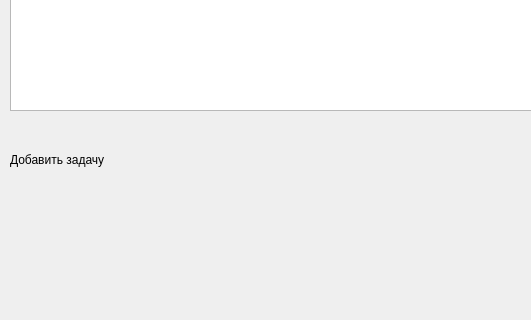
Above: Design/main.ui from BorislavTimoshin/Task_Completion_Diary before the change; both pictures show x 0 to 531 and y 260 to 580 of the 877 by 812 pixel window. Below: the same form after it.
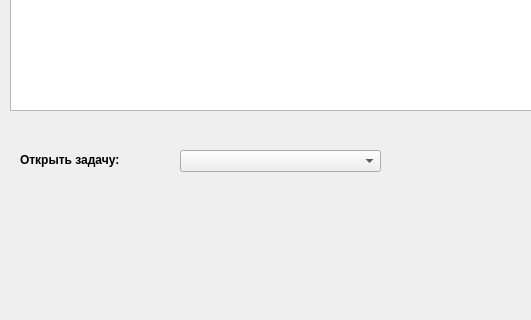
That is the form after the change.

```diff
--- a/Design/main.ui
+++ b/Design/main.ui
@@ -87,14 +87,24 @@
    <widget class="QLabel" name="label">
     <property name="geometry">
      <rect>
-      <x>10</x>
+      <x>20</x>
       <y>400</y>
-      <width>131</width>
+      <width>141</width>
       <height>41</height>
      </rect>
     </property>
     <property name="text">
-     <string>&lt;html&gt;&lt;head/&gt;&lt;body&gt;&lt;p&gt;&lt;span style=&quot; font-size:9pt;&quot;&gt;Добавить задачу&lt;/span&gt;&lt;/p&gt;&lt;/body&gt;&lt;/html&gt;</string>
+     <string>&lt;html&gt;&lt;head/&gt;&lt;body&gt;&lt;p&gt;&lt;span style=&quot; font-size:9pt; font-weight:600;&quot;&gt;Открыть задачу:&lt;/span&gt;&lt;/p&gt;&lt;/body&gt;&lt;/html&gt;</string>
+    </property>
+   </widget>
+   <widget class="QComboBox" name="comboBox">
+    <property name="geometry">
+     <rect>
+      <x>180</x>
+      <y>410</y>
+      <width>201</width>
+      <height>22</height>
+     </rect>
     </property>
    </widget>
   </widget>
```
